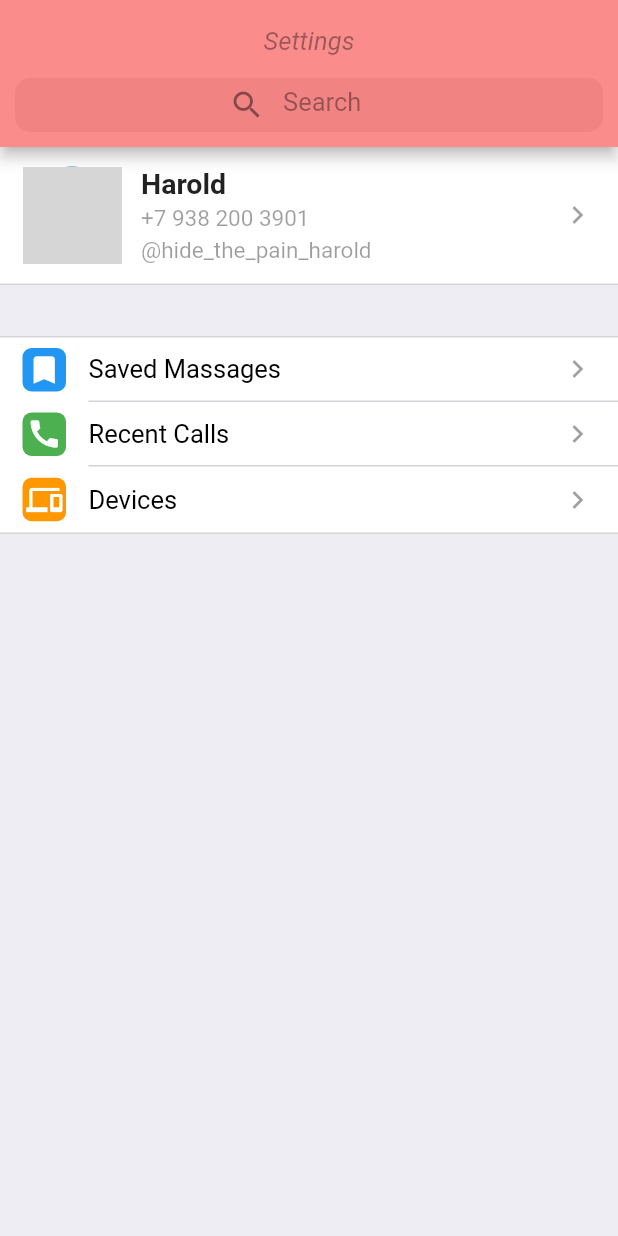
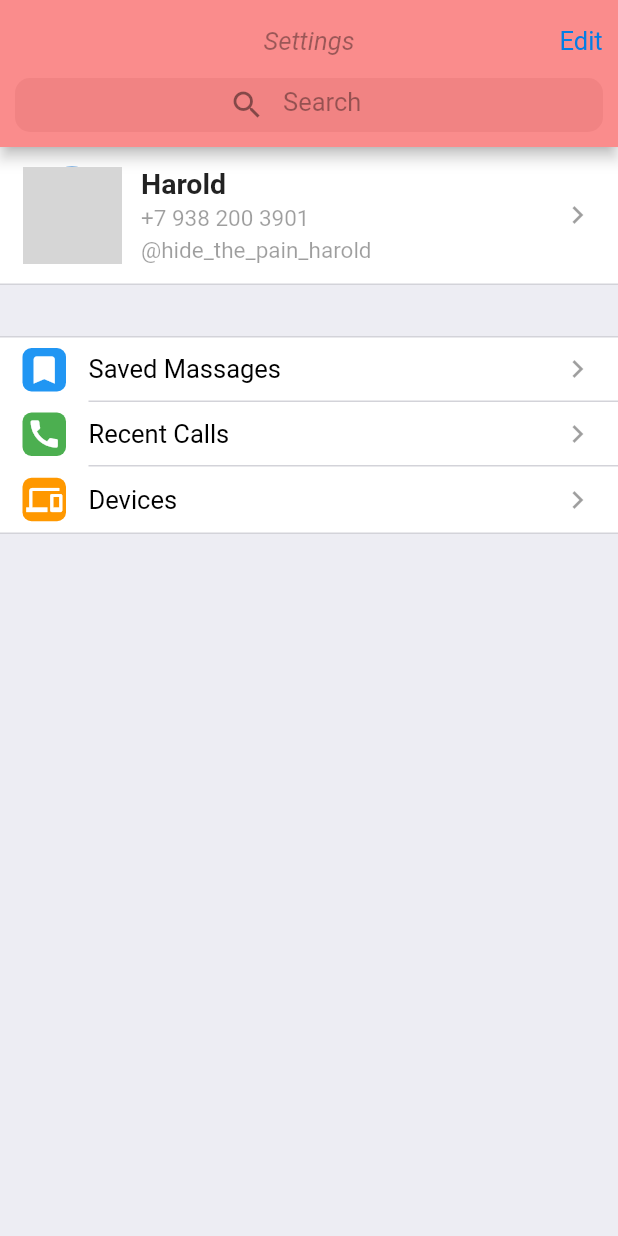
Before and after one commit to Maruru-k/intens_fl, a Flutter app: the screen it shows after launch, on a phone screen of 412 x 824 dp. Run offline on Flutter 3.47's test engine with Material 2 defaults, Android fonts, the phone set to English and light mode, and no system bars; network calls fail; grey boxes are pictures that could not be loaded.

Commit message:
refactoring first screen v1.0

```diff
--- a/lib/screens/verstka_task/telegram_settings.dart
+++ b/lib/screens/verstka_task/telegram_settings.dart
@@ -32,6 +32,9 @@ class TelegramSettings extends StatelessWidget {
             mainAxisAlignment: MainAxisAlignment.end,
             crossAxisAlignment: CrossAxisAlignment.center,
             children: [
+              Stack(
+                alignment: Alignment.centerRight,
+                children: [
                   Container(
                     alignment: Alignment.center,
                     child: const Text("Settings",
@@ -40,6 +43,17 @@ class TelegramSettings extends StatelessWidget {
                           fontSize: 17,
                           color: Colors.black38,
                         )),
+                  ),
+                  InkWell(
+                    onTap: () {},
+                    child: const SizedBox(
+                      width: 29,
+                      child: Text("Edit",
+                          style: TextStyle(
+                              fontSize: 17, color: Color(0xFF037EE5))),
+                    ),
+                  )
+                ],
               ),
               const SizedBox(height: 15),
               Container(
```
Lines whose indentation alone changed are shown as unchanged.
